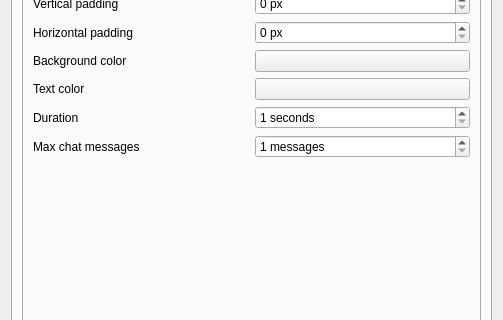
First picture: the form in Source/RMG/UserInterface/Dialog/SettingsDialog.ui, repository nickthename/RMG-K, before the edit; both pictures show x 0 to 503 and y 143 to 463 of the 503 by 668 pixel window.
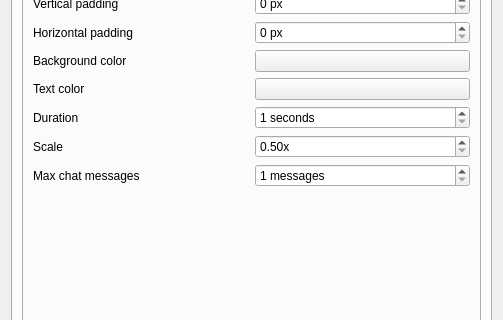
Second picture: the form after the edit. The open tabs and pages were chosen to show the change. Icons and pictures are not drawn. Custom widgets are drawn as their Qt base class.

Commit message: Add settings for OSD

Patch:
```diff
--- a/Source/RMG/UserInterface/Dialog/SettingsDialog.ui
+++ b/Source/RMG/UserInterface/Dialog/SettingsDialog.ui
@@ -568,6 +568,36 @@
                  </item>
                 </layout>
                </item>
+               <item>
+                <layout class="QHBoxLayout" name="horizontalLayout_23">
+                 <item>
+                  <widget class="QLabel" name="label_20">
+                   <property name="text">
+                    <string>Scale</string>
+                   </property>
+                  </widget>
+                 </item>
+                 <item>
+                  <widget class="QDoubleSpinBox" name="osdScaleDoubleSpinBox">
+                   <property name="decimals">
+                    <number>2</number>
+                   </property>
+                   <property name="singleStep">
+                    <double>0.100000000000000</double>
+                   </property>
+                   <property name="minimum">
+                    <double>0.500000000000000</double>
+                   </property>
+                   <property name="maximum">
+                    <double>3.000000000000000</double>
+                   </property>
+                   <property name="suffix">
+                    <string>x</string>
+                   </property>
+                  </widget>
+                 </item>
+                </layout>
+               </item>
                <item>
                 <layout class="QHBoxLayout" name="horizontalLayout_22">
                  <item>
```
The commit also changes 4 other files.
